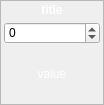
Above: SEEL_Apps/templates/widgets/spinBox.ui from jithinbp/SEELablet-apps before the change. Below: the same form after it.
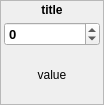
That is the form after the change.

```diff
--- a/SEEL_Apps/templates/widgets/spinBox.ui
+++ b/SEEL_Apps/templates/widgets/spinBox.ui
@@ -39,22 +39,7 @@
    <string>Form</string>
   </property>
   <property name="styleSheet">
-   <string notr="true">QFrame.PeripheralCollection{
-border-top-left-radius: 10px;
-border-top-right-radius: 10px;
-border-bottom-right-radius: 10px;
-border-bottom-left-radius: 10px;
-border: 1px solid black;
-background: qlineargradient(x1: 0, y1: 0, x2: 0, y2: 1,
-stop: 0 rgb(97, 146, 121), stop: 0.5 rgb(65, 89, 111));
-
-}
- QLabel {
-color: white;
-background:transparent;
-}
-
-</string>
+   <string notr="true"/>
   </property>
   <layout class="QVBoxLayout" name="verticalLayout">
    <property name="spacing">
```
Left out of the diff: 2 changed lines with no effect on the pictures.
